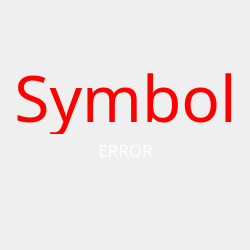
Qt form ui/main.ui (memoday/odiumWidget) before a commit.
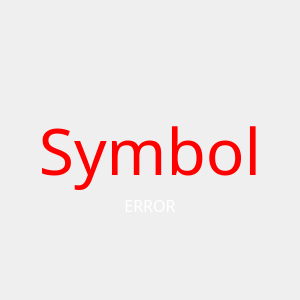
The same form after that commit.

The edit to the form file:
```diff
--- a/ui/main.ui
+++ b/ui/main.ui
@@ -6,8 +6,8 @@
    <rect>
     <x>0</x>
     <y>0</y>
-    <width>250</width>
-    <height>250</height>
+    <width>300</width>
+    <height>300</height>
    </rect>
   </property>
   <property name="font">
@@ -24,15 +24,15 @@
    <property name="geometry">
     <rect>
      <x>0</x>
-     <y>140</y>
-     <width>251</width>
-     <height>20</height>
+     <y>180</y>
+     <width>300</width>
+     <height>50</height>
     </rect>
    </property>
    <property name="font">
     <font>
      <family>Noto Sans Korean Regular</family>
-     <pointsize>13</pointsize>
+     <pointsize>12</pointsize>
      <weight>50</weight>
      <bold>false</bold>
      <stylestrategy>PreferAntialias</stylestrategy>
@@ -58,9 +58,9 @@
    <property name="geometry">
     <rect>
      <x>0</x>
-     <y>60</y>
-     <width>251</width>
-     <height>74</height>
+     <y>110</y>
+     <width>300</width>
+     <height>80</height>
     </rect>
    </property>
    <property name="font">
@@ -84,8 +84,8 @@
     <rect>
      <x>0</x>
      <y>0</y>
-     <width>250</width>
-     <height>250</height>
+     <width>300</width>
+     <height>300</height>
     </rect>
    </property>
    <property name="font">
```
